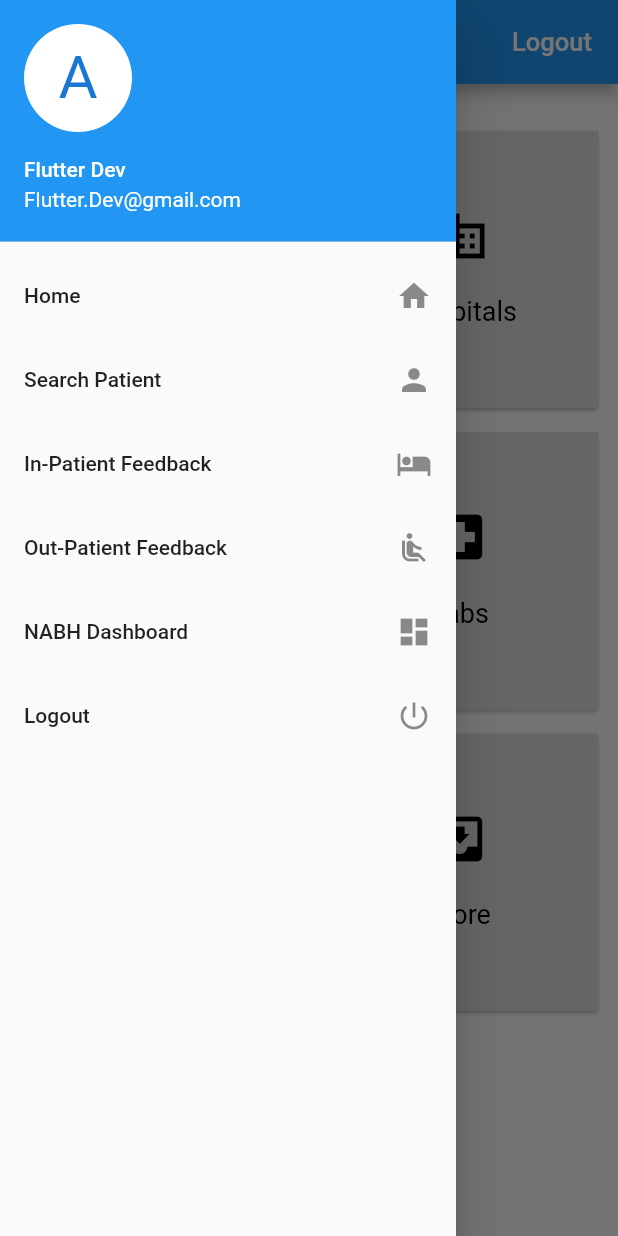
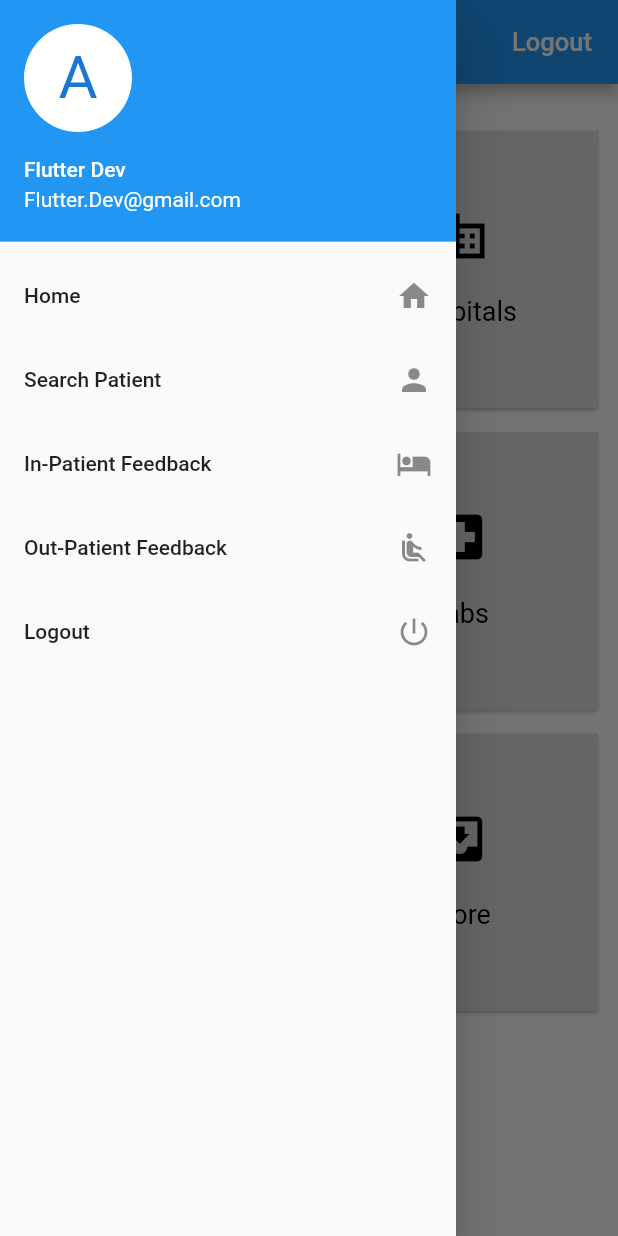
Before and after one commit to esw77277/flutter_hospital_feedback, a Flutter app: the Home screen opened directly, with the side drawer open, on a phone screen of 412 x 824 dp. Run offline on Flutter 3.47's test engine with Material 2 defaults, Android fonts, the phone set to English and light mode, and no system bars; our stand-ins replace cloud_firestore, firebase_auth, firebase_database, flutter_rating_bar, flutter_signin_button, pie_chart; missing offline and left inert: grouped_buttons; accounts and stored records are empty; generated files the repository leaves out were written again.

Commit message:
Update homepage.dart

```diff
--- a/flutter_login_demo-master/lib/firebase_auth/homepage.dart
+++ b/flutter_login_demo-master/lib/firebase_auth/homepage.dart
@@ -114,7 +114,7 @@ class _HomePage extends State<Home> {
                 );
               },
             ),
-            new ListTile(
+           /* new ListTile(
               title: new Text("NABH Dashboard"),
               trailing: new Icon(Icons.dashboard),
               onTap: () {
@@ -123,7 +123,7 @@ class _HomePage extends State<Home> {
                   MaterialPageRoute(builder: (context) => NABHdashboard()),
                 );
               },
-            ),
+            ),*/
 
             new ListTile(
               title: new Text("Logout"),
```
